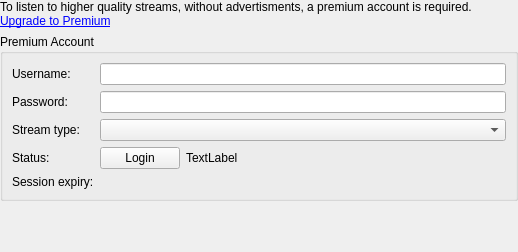
Old version of the form streams/digitallyimportedsettings.ui in the repository polpo/cantata-mac.
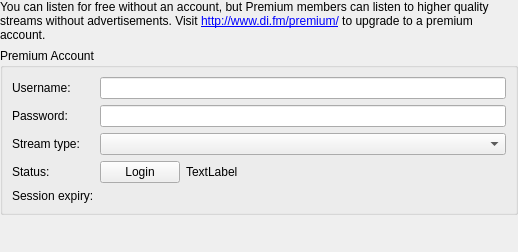
New version of the form. Custom widgets are drawn as their Qt base class.

Commit message: Improve note text

What changed in the file:
```diff
--- a/streams/digitallyimportedsettings.ui
+++ b/streams/digitallyimportedsettings.ui
@@ -29,7 +29,7 @@
    <item>
     <widget class="QLabel" name="label">
      <property name="text">
-      <string>To listen to higher quality streams, without advertisments, a premium account is required.&lt;br&gt;&lt;a href=&quot;http://www.di.fm/premium/&quot;&gt;Upgrade to Premium&lt;/a&gt;</string>
+      <string>You can listen for free without an account, but Premium members can listen to higher quality streams without advertisements. Visit &lt;a href=&quot;http://www.di.fm/premium/&quot;&gt;http://www.di.fm/premium/&lt;/a&gt; to upgrade to a premium account.</string>
      </property>
      <property name="wordWrap">
       <bool>true</bool>
```
